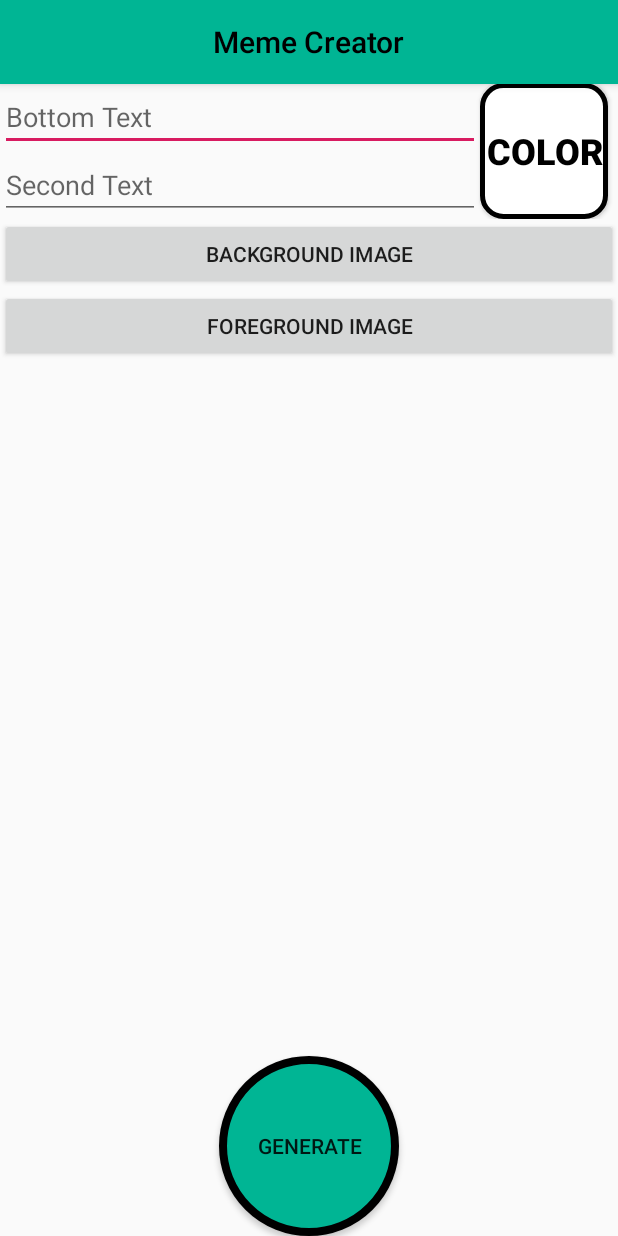
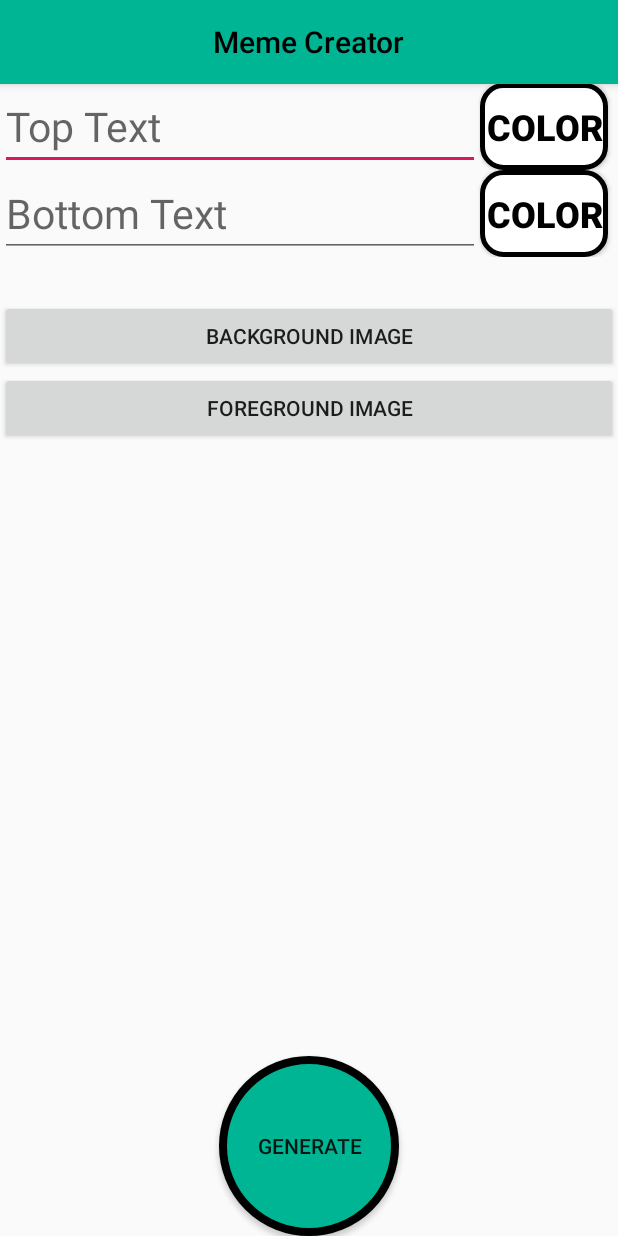
Before and after one commit to seppicapaul/Meme-Generator-Android-app, an Android app: the TwoImage screen opened directly, with no data from a screen before it, on a phone screen of 412 x 824 dp. Run offline under Robolectric (Android 15) with nearby library versions, the light colour scheme and no system bars.

Commit message:
recommit of yestarday? may have not worked

```diff
--- a/app/src/main/java/ssu/softwarednd/spring19/androidlab2/TwoImage.java
+++ b/app/src/main/java/ssu/softwarednd/spring19/androidlab2/TwoImage.java
@@ -11,12 +11,13 @@ import android.widget.Toast;
 
 public class TwoImage extends AppCompatActivity {
 
-    private Button generate_button, background_button, color_button, foreground_button;
+    private Button generate_button, background_button, color_button_1, color_button_2, foreground_button;
     private EditText text_button, second_text_button;
-    private int red, green, blue;
+    private int red1, green1, blue1, red2, green2, blue2;
     private String burl;
     private String furl;
-    private static final int color_return = 1;
+    private static final int color_return_one = 1;
+    private static final int color_return_two = 5;
     private static final int bimage_return = 2;
     private static final int fimage_return = 3;
 
@@ -35,11 +36,14 @@ public class TwoImage extends AppCompatActivity {
                 Bundle bundle = new Bundle();
                 bundle.putString("TOP_TEXT", topText);
                 bundle.putString("BOTTOM_TEXT", bottomText);
-                bundle.putInt("RED", red);
-                bundle.putInt("GREEN", green);
-                bundle.putInt("BLUE", blue);
-                bundle.putString("BURL", burl);
-                bundle.putString("FURL", furl);
+                bundle.putInt("RED1", red1);
+                bundle.putInt("GREEN1", green1);
+                bundle.putInt("BLUE1", blue1);
+                bundle.putInt("RED2", red2);
+                bundle.putInt("GREEN2", green2);
+                bundle.putInt("BLUE2", blue2);
+                bundle.putString("URL1", burl);
+                bundle.putString("URL2", furl);
 
                 Intent generate = new Intent(TwoImage.this, GenerateButton.class);
                 generate.putExtras(bundle);
@@ -60,13 +64,22 @@ public class TwoImage extends AppCompatActivity {
 
         second_text_button = findViewById(R.id.second_text_button);
 
-        color_button = findViewById(R.id.color_button);
-        color_button.setOnClickListener(new View.OnClickListener(){
+
+        color_button_1 = findViewById(R.id.color_button_1);
+        color_button_1.setOnClickListener(new View.OnClickListener(){
             @Override
             public void onClick(View view){
                 Intent intent = new Intent(TwoImage.this, ColorButton.class);
-                startActivityForResult(intent, color_return);
+                startActivityForResult(intent, color_return_one);
+            }
+        });
 
+        color_button_2 = findViewById(R.id.color_button_2);
+        color_button_2.setOnClickListener(new View.OnClickListener(){
+            @Override
+            public void onClick(View view){
+                Intent intent = new Intent(TwoImage.this, ColorButton.class);
+                startActivityForResult(intent, color_return_two);
             }
         });
 
@@ -84,14 +97,20 @@ public class TwoImage extends AppCompatActivity {
     protected void onActivityResult(int requestCode, int resultCode, Intent data) {
         super.onActivityResult(requestCode, resultCode, data);
 
-        if (requestCode == color_return) {
+        if (requestCode == color_return_one) {
             if (resultCode == RESULT_OK) {
-                red = data.getIntExtra("red", 0);
-                green = data.getIntExtra("green", 0);
-                blue = data.getIntExtra("blue", 0);
-                color_button.setTextColor(Color.rgb(red,green,blue));
-                //color_button.setBackgroundColor(Color.rgb(red, green, blue));
-                //color_button.setText("");
+                red1 = data.getIntExtra("red", 0);
+                green1 = data.getIntExtra("green", 0);
+                blue1 = data.getIntExtra("blue", 0);
+                color_button_1.setTextColor(Color.rgb(red1,green1,blue1));
+            }
+        }
+        else if (requestCode == color_return_two) {
+            if (resultCode == RESULT_OK) {
+                red2 = data.getIntExtra("red", 0);
+                green2 = data.getIntExtra("green", 0);
+                blue2 = data.getIntExtra("blue", 0);
+                color_button_2.setTextColor(Color.rgb(red2,green2,blue2));
             }
         }
         else if (requestCode == bimage_return) {
--- a/app/src/main/res/layout/activity_main.xml
+++ b/app/src/main/res/layout/activity_main.xml
@@ -25,7 +25,7 @@
         android:layout_width="250dp"
         android:layout_height="225dp"
         android:layout_margin="10dp"
-        android:background="@drawable/picture"
+        android:background="@drawable/image2copy"
         android:gravity="bottom|center" />
     <TextView
         android:layout_gravity="right"
@@ -40,7 +40,7 @@
         android:id="@+id/two_image"
         android:layout_width="250dp"
         android:layout_height="225dp"
-        android:background="@drawable/foreground"
+        android:background="@drawable/foreground2"
         android:layout_margin="10dp"
         android:gravity="bottom|center"
         />
--- a/app/src/main/res/layout/activity_two_image.xml
+++ b/app/src/main/res/layout/activity_two_image.xml
@@ -13,47 +13,65 @@
     <LinearLayout
         android:layout_width="fill_parent"
         android:layout_height="wrap_content"
-        android:orientation="horizontal"
+        android:orientation="vertical"
         android:paddingTop="55dp"
         tools:layout_editor_absoluteX="0dp"
         tools:layout_editor_absoluteY="0dp">
 
         <LinearLayout
-            android:layout_width="320dp"
+            android:layout_width="match_parent"
             android:layout_height="wrap_content"
-            android:orientation="vertical">
+            android:orientation="horizontal">
 
             <EditText
                 android:id="@+id/text_button"
-                android:layout_width="match_parent"
+                android:layout_width="320dp"
                 android:layout_height="wrap_content"
-                android:hint="Bottom Text"/>
+                android:hint="Top Text"
+                android:textSize="27dp"/>
 
-            <EditText
-                android:id="@+id/second_text_button"
-                android:layout_width="match_parent"
-                android:layout_height="wrap_content"
-                android:hint="@string/second_button_text" />
+            <Button
+                android:text="Color"
+                android:textColor="#000000"
+                android:textSize="24sp"
+                android:textStyle="bold"
+                android:background="@drawable/color_button_shape"
+                android:id="@+id/color_button_1"
+                android:layout_width="85dp"
+                android:layout_height="match_parent" />
 
         </LinearLayout>
 
-        <Button
-            android:text="Color"
-            android:textColor="#000000"
-            android:textSize="24sp"
-            android:textStyle="bold"
-            android:background="@drawable/color_button_shape"
+        <LinearLayout
+            android:layout_width="match_parent"
+            android:layout_height="wrap_content"
+            android:orientation="horizontal">
+            <EditText
+                android:id="@+id/second_text_button"
+                android:layout_width="320dp"
+                android:layout_height="wrap_content"
+                android:hint="Bottom Text"
+                android:textSize="27dp"/>
 
-            android:id="@+id/color_button"
-            android:layout_width="85dp"
-            android:layout_height="match_parent" />
+            <Button
+                android:text="Color"
+                android:textColor="#000000"
+                android:textSize="24sp"
+                android:textStyle="bold"
+                android:background="@drawable/color_button_shape"
+                android:id="@+id/color_button_2"
+                android:layout_width="85dp"
+                android:layout_height="match_parent" />
+
+        </LinearLayout>
+
     </LinearLayout>
 
     <LinearLayout
         android:layout_width="fill_parent"
         android:layout_height="match_parent"
         android:orientation="vertical"
-        android:paddingTop="145dp"
+        android:paddingTop="200dp"
         tools:layout_editor_absoluteX="0dp"
         tools:layout_editor_absoluteY="0dp">
 
```
